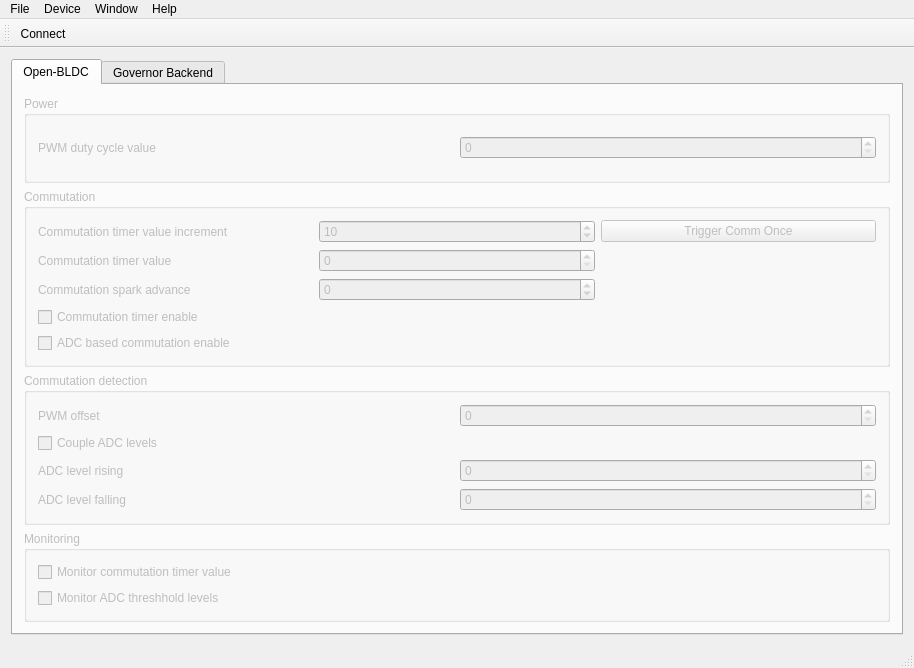
The window that source/qgovernor/mainwindow.ui (esden/open-bldc) describes before a commit, drawn with Qt 5.
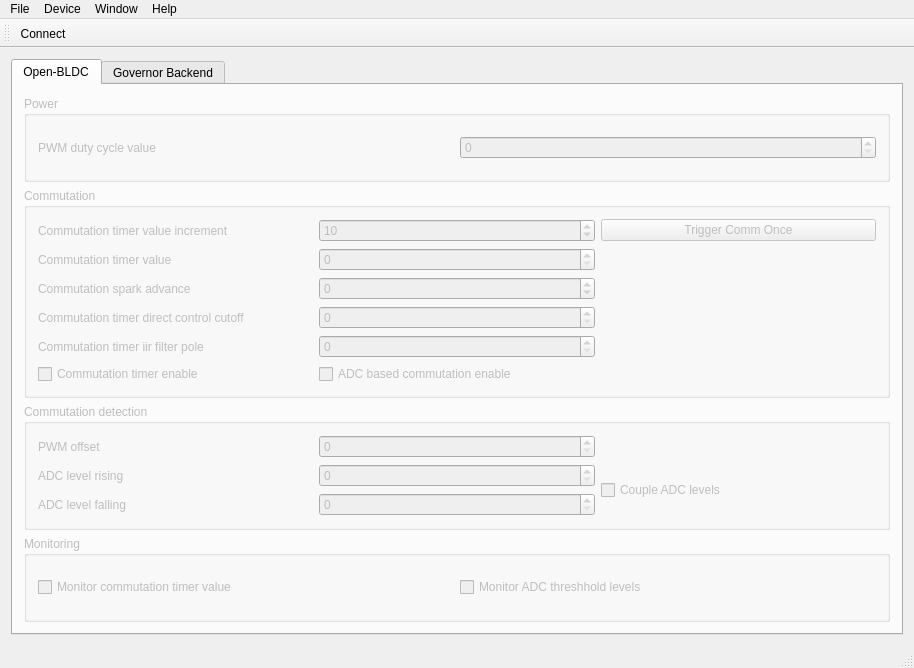
The same window after the commit. Icons and pictures are not drawn.

Commit message:
Added comm timer calculation iir filter.
Also exported the iir pole and direct control cutoff value to qgovernor.

```diff
--- a/source/qgovernor/mainwindow.ui
+++ b/source/qgovernor/mainwindow.ui
@@ -111,20 +111,13 @@
              </property>
             </widget>
            </item>
-           <item row="6" column="0">
+           <item row="8" column="0">
             <widget class="QCheckBox" name="forcedCommCheckBox">
              <property name="text">
               <string>Commutation timer enable</string>
              </property>
             </widget>
            </item>
-           <item row="7" column="0">
-            <widget class="QCheckBox" name="ADCCommCheckBox">
-             <property name="text">
-              <string>ADC based commutation enable</string>
-             </property>
-            </widget>
-           </item>
            <item row="5" column="0">
             <widget class="QLabel" name="commSparkAdvanceLabel">
              <property name="text">
@@ -145,6 +138,41 @@
              </property>
             </widget>
            </item>
+           <item row="6" column="0">
+            <widget class="QLabel" name="commDirectCutoffLabel">
+             <property name="text">
+              <string>Commutation timer direct control cutoff</string>
+             </property>
+            </widget>
+           </item>
+           <item row="6" column="1">
+            <widget class="QSpinBox" name="commDirectCutoffSpinBox">
+             <property name="maximum">
+              <number>65535</number>
+             </property>
+            </widget>
+           </item>
+           <item row="7" column="0">
+            <widget class="QLabel" name="commIIRPoleLabel">
+             <property name="text">
+              <string>Commutation timer iir filter pole</string>
+             </property>
+            </widget>
+           </item>
+           <item row="8" column="1">
+            <widget class="QCheckBox" name="ADCCommCheckBox">
+             <property name="text">
+              <string>ADC based commutation enable</string>
+             </property>
+            </widget>
+           </item>
+           <item row="7" column="1">
+            <widget class="QSpinBox" name="commIIRPoleSpinBox">
+             <property name="maximum">
+              <number>65535</number>
+             </property>
+            </widget>
+           </item>
           </layout>
          </widget>
         </item>
@@ -199,7 +227,7 @@
              </property>
             </widget>
            </item>
-           <item row="1" column="0">
+           <item row="2" column="2" rowspan="2">
             <widget class="QCheckBox" name="ADCLevelCouplingCheckBox">
              <property name="text">
               <string>Couple ADC levels</string>
@@ -225,7 +253,7 @@
              </property>
             </widget>
            </item>
-           <item row="1" column="0">
+           <item row="0" column="1">
             <widget class="QCheckBox" name="ADCLevelMonCheckBox">
              <property name="text">
               <string>Monitor ADC threshhold levels</string>
```
Left out of the diff: 4 changed lines with no effect on the pictures. The commit also changes 6 other files.
